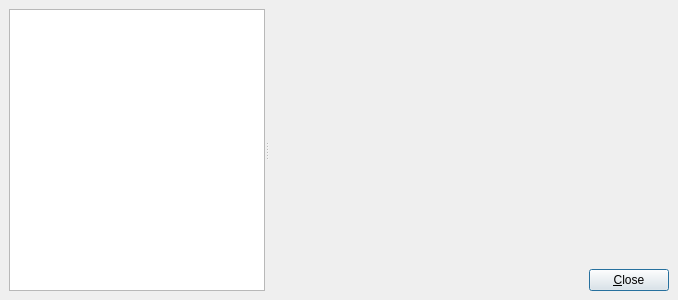
First picture: the form in BartleBlog/ui/main_config.ui, repository ralsina/ra-blog, before the edit.
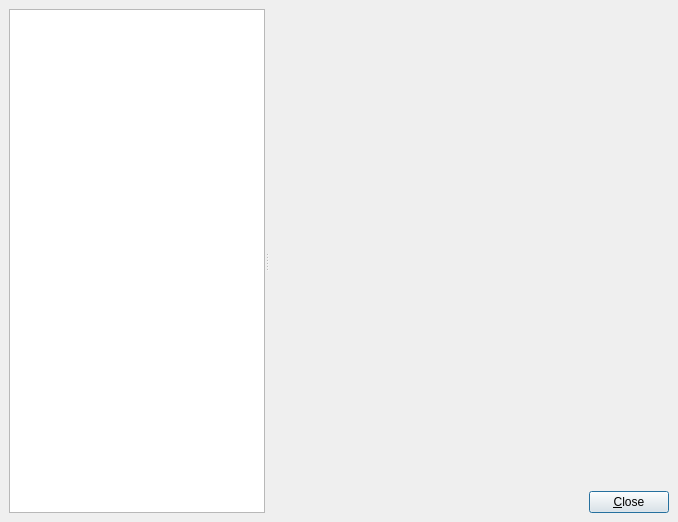
Second picture: the form after the edit.

The edit to the form file:
```diff
--- a/BartleBlog/ui/main_config.ui
+++ b/BartleBlog/ui/main_config.ui
@@ -5,8 +5,8 @@
    <rect>
     <x>0</x>
     <y>0</y>
-    <width>400</width>
-    <height>300</height>
+    <width>416</width>
+    <height>522</height>
    </rect>
   </property>
   <property name="windowTitle" >
@@ -53,7 +53,7 @@
          <property name="sizePolicy" >
           <sizepolicy>
            <hsizetype>7</hsizetype>
-           <vsizetype>5</vsizetype>
+           <vsizetype>7</vsizetype>
            <horstretch>4</horstretch>
            <verstretch>0</verstretch>
           </sizepolicy>
```
